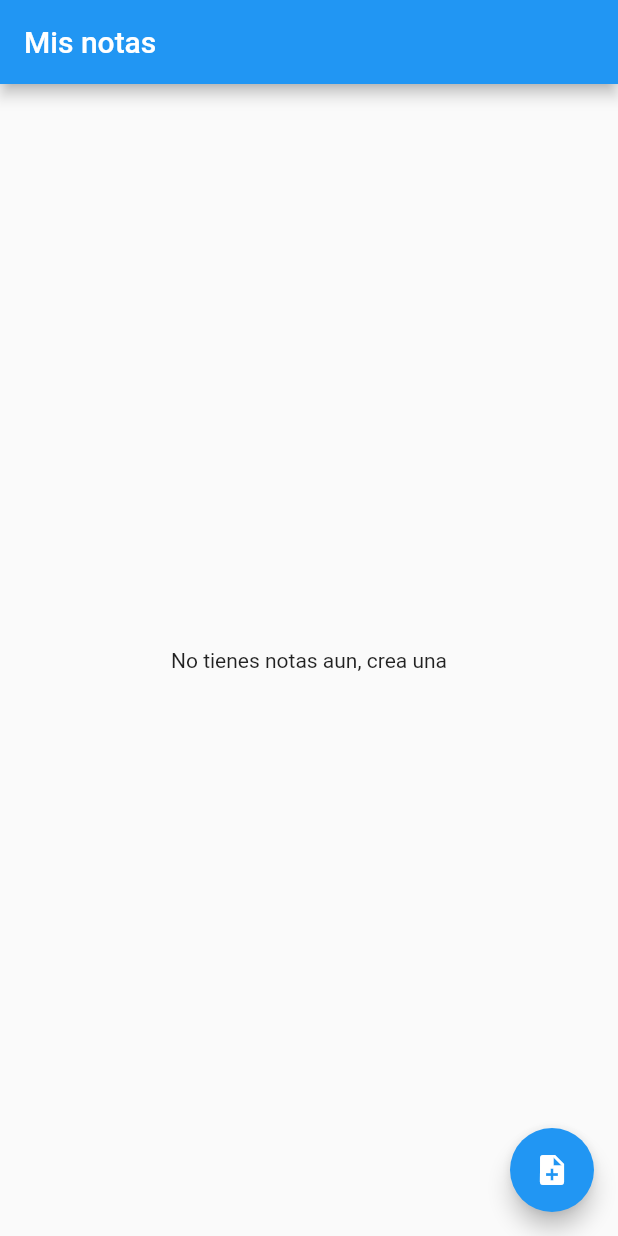
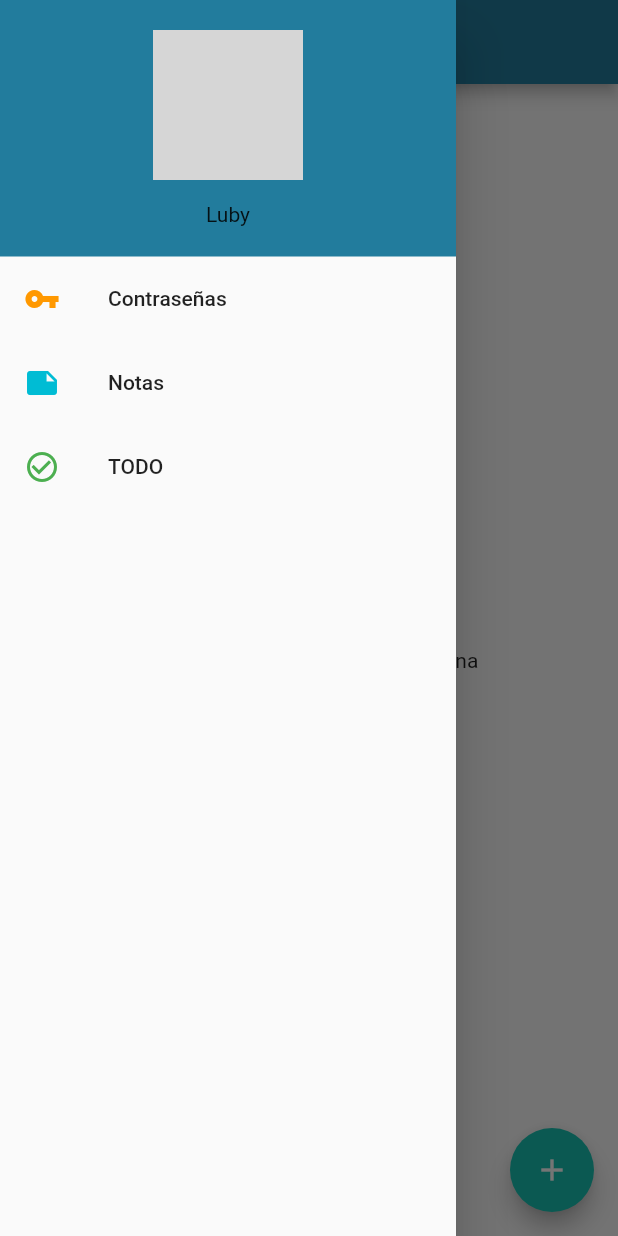
Before and after one commit to george2108/notes_app_flutter, a Flutter app: the screen it shows after launch, with the side drawer open (before the commit the screen has no drawer), on a phone screen of 412 x 824 dp. Run offline on Flutter 3.47's test engine with Material 2 defaults, Android fonts, the phone set to English and light mode, and no system bars; our stand-ins replace sqflite; missing offline and left inert: encrypt; accounts and stored records are empty; network calls fail; grey boxes are pictures that could not be loaded.

Commit message:
menu, notas, password encrypted

```diff
--- a/lib/db/database_provider.dart
+++ b/lib/db/database_provider.dart
@@ -1,4 +1,5 @@
 import 'package:notes_app/models/note_model.dart';
+import 'package:notes_app/models/password_model.dart';
 import 'package:path/path.dart';
 import 'package:sqflite/sqflite.dart';
 
@@ -6,6 +7,27 @@ class DatabaseProvider {
   DatabaseProvider._();
   static final DatabaseProvider db = DatabaseProvider._();
   static Database _database;
+
+  List<String> consultas = [
+    '''
+        CREATE TABLE notes(
+          id INTEGER PRIMARY KEY AUTOINCREMENT,
+          title TEXT,
+          body TEXT,
+          createdAt TIMESTAMP
+        )
+      ''',
+    '''
+        CREATE TABLE passwords(
+          id INTEGER PRIMARY KEY AUTOINCREMENT,
+          title TEXT NULL,
+          user TEXT NULL,
+          password TEXT,
+          description TEXT NULL,
+          createdAt TIMESTAMP
+        )
+      '''
+  ];
 
   Future<Database> get database async {
     if (_database != null) {
@@ -16,21 +38,15 @@ class DatabaseProvider {
   }
 
   initDB() async {
-    return await openDatabase(join(await getDatabasesPath(), "note_app.db"),
+    return await openDatabase(join(await getDatabasesPath(), "lubby.db"),
         onCreate: (db, version) async {
-      await db.execute(
-        '''
-        CREATE TABLE notes(
-          id INTEGER PRIMARY KEY AUTOINCREMENT,
-          title TEXT,
-          body TEXT,
-          createdAt TIMESTAMP
-        )
-      ''',
-      );
+      for (String sql in consultas) {
+        await db.execute(sql);
+      }
     }, version: 1);
   }
 
+  ///Notas
   addNewNote(NoteModel note) async {
     final db = await database;
     db.insert(
@@ -40,9 +56,9 @@ class DatabaseProvider {
     );
   }
 
-  Future<dynamic> getNotes() async {
+  Future<dynamic> getAllNotes() async {
     final db = await database;
-    final res = await db.query("notes");
+    final res = await db.query("notes", orderBy: "createdAt DESC");
     if (res.length == 0) return Null;
     final resultMap = res.toList();
     return resultMap.isNotEmpty ? resultMap : Null;
@@ -50,7 +66,37 @@ class DatabaseProvider {
 
   Future<int> deleteNote(int id) async {
     final db = await database;
-    int count = await db.rawDelete("DELETE FROM notes WHERE id = ?", [id]);
+    int count = await db.rawDelete(
+      "DELETE FROM notes WHERE id = ?",
+      [id],
+    );
+    return count;
+  }
+
+  /// passwords
+  Future<dynamic> getAllPasswords() async {
+    final db = await database;
+    final res = await db.query("passwords", orderBy: "createdAt DESC");
+    if (res.length == 0) return Null;
+    final resultMap = res.toList();
+    return resultMap.isNotEmpty ? resultMap : Null;
+  }
+
+  addNewPassword(PasswordModel pass) async {
+    final db = await database;
+    db.insert(
+      "passwords",
+      pass.toMap(),
+      conflictAlgorithm: ConflictAlgorithm.replace,
+    );
+  }
+
+  Future<int> deletePassword(int id) async {
+    final db = await database;
+    int count = await db.rawDelete(
+      "DELETE FROM passwords WHERE id = ?",
+      [id],
+    );
     return count;
   }
 }
--- a/lib/main.dart
+++ b/lib/main.dart
@@ -1,7 +1,10 @@
 import 'package:flutter/material.dart';
-import 'package:notes_app/pages/display_note.dart';
-import 'package:notes_app/pages/home_page.dart';
-import 'package:notes_app/pages/new_note.dart';
+import 'package:notes_app/pages/notes/display_note.dart';
+import 'package:notes_app/pages/notes/notes_page.dart';
+import 'package:notes_app/pages/notes/new_note.dart';
+import 'package:notes_app/pages/passwords/display_pass.dart';
+import 'package:notes_app/pages/passwords/new_password.dart';
+import 'package:notes_app/pages/passwords/passwords_page.dart';
 
 void main() => runApp(MyApp());
 
@@ -11,12 +14,24 @@ class MyApp extends StatelessWidget {
     return MaterialApp(
       debugShowCheckedModeBanner: false,
       title: 'Material App',
-      initialRoute: 'home',
+      initialRoute: 'passwords',
       routes: {
-        'home': (BuildContext context) => HomePage(),
+        // notas
+        'notes': (BuildContext context) => NotesPage(),
         'newNote': (BuildContext context) => NewNote(),
         'showNote': (BuildContext context) => ShowNote(),
+
+        // passwords
+        'passwords': (BuildContext context) => PasswordsPage(),
+        'newPassword': (BuildContext context) => NewPassword(),
+        'showPassword': (BuildContext context) => ShowPassword(),
       },
+      theme: ThemeData(
+        primaryColor: Color(0xFF227c9d),
+        floatingActionButtonTheme: FloatingActionButtonThemeData(
+          backgroundColor: Color(0xFF17C3B2),
+        ),
+      ),
     );
   }
 }
--- /dev/null
+++ b/lib/models/password_model.dart
@@ -0,0 +1,28 @@
+class PasswordModel {
+  int id;
+  String title;
+  String user;
+  String password;
+  String description;
+  DateTime createdAt;
+
+  PasswordModel({
+    this.id,
+    this.title,
+    this.user,
+    this.password,
+    this.description,
+    this.createdAt,
+  });
+
+  Map<String, dynamic> toMap() {
+    return ({
+      "id": this.id,
+      "title": this.title,
+      "user": this.user,
+      "password": this.password,
+      "description": this.description,
+      "createdAt": this.createdAt.toString(),
+    });
+  }
+}
--- a/lib/pages/new_note.dart
+++ b/lib/pages/notes/new_note.dart
@@ -41,7 +41,7 @@ class _NewNoteState extends State<NewNote> {
               addNote(note);
               Navigator.pushNamedAndRemoveUntil(
                 context,
-                'home',
+                'notes',
                 (route) => false,
               );
             },
--- /dev/null
+++ b/lib/pages/passwords/passwords_page.dart
@@ -0,0 +1,77 @@
+import 'package:flutter/material.dart';
+import 'package:notes_app/db/database_provider.dart';
+import 'package:notes_app/models/password_model.dart';
+import 'package:notes_app/widgets/menu_drawer.dart';
+
+class PasswordsPage extends StatelessWidget {
+  getPasswords() async {
+    final passwords = await DatabaseProvider.db.getAllPasswords();
+    return passwords;
+  }
+
+  @override
+  Widget build(BuildContext context) {
+    return Scaffold(
+      appBar: AppBar(
+        title: Text('Mis contraseñas'),
+      ),
+      drawer: Menu(),
+      body: FutureBuilder(
+        future: getPasswords(),
+        builder: (context, passwordsData) {
+          if (passwordsData.connectionState == ConnectionState.waiting) {
+            return Center(child: CircularProgressIndicator());
+          } else {
+            if (passwordsData.data == Null) {
+              return Center(
+                child: Text('No tienes contraseñas aun, crea una'),
+              );
+            } else {
+              return Padding(
+                padding: EdgeInsets.all(8.0),
+                child: ListView.builder(
+                  itemCount: passwordsData.data.length,
+                  itemBuilder: (context, index) {
+                    int id = passwordsData.data[index]['id'];
+                    String title = passwordsData.data[index]['title'];
+                    String user = passwordsData.data[index]['user'];
+                    String password = passwordsData.data[index]['password'];
+                    String description =
+                        passwordsData.data[index]['description'];
+                    String createdAt = passwordsData.data[index]['createdAt'];
+                    return Card(
+                      child: ListTile(
+                        title: Text(title),
+                        subtitle: Text(description),
+                        onTap: () {
+                          Navigator.pushNamed(
+                            context,
+                            'showPassword',
+                            arguments: PasswordModel(
+                              id: id,
+                              title: title,
+                              user: user,
+                              password: password,
+                              description: description,
+                              createdAt: DateTime.parse(createdAt),
+                            ),
+                          );
+                        },
+                      ),
+                    );
+                  },
+                ),
+              );
+            }
+          }
+        },
+      ),
+      floatingActionButton: FloatingActionButton(
+        child: Icon(Icons.add),
+        onPressed: () {
+          Navigator.pushNamed(context, 'newPassword');
+        },
+      ),
+    );
+  }
+}
--- /dev/null
+++ b/lib/widgets/menu_drawer.dart
@@ -0,0 +1,69 @@
+import 'package:flutter/material.dart';
+
+class Menu extends StatelessWidget {
+  @override
+  Widget build(BuildContext context) {
+    return Drawer(
+      child: ListView(
+        children: [
+          Header(),
+          ListTile(
+            title: Text('Contraseñas'),
+            leading: Icon(
+              Icons.vpn_key,
+              color: Colors.orange,
+            ),
+            onTap: () {
+              Navigator.of(context).pop();
+              Navigator.pushNamedAndRemoveUntil(
+                  context, 'passwords', (route) => false);
+            },
+          ),
+          ListTile(
+            title: Text('Notas'),
+            leading: Icon(
+              Icons.note,
+              color: Colors.cyan,
+            ),
+            onTap: () {
+              Navigator.of(context).pop();
+              Navigator.pushNamedAndRemoveUntil(
+                  context, 'notes', (route) => false);
+            },
+          ),
+          ListTile(
+            title: Text('TODO'),
+            leading: Icon(
+              Icons.check_circle_outline,
+              color: Colors.green,
+            ),
+            onTap: () {
+              Navigator.of(context).pop();
+            },
+          ),
+        ],
+      ),
+    );
+  }
+}
+
+class Header extends StatelessWidget {
+  @override
+  Widget build(BuildContext context) {
+    return Container(
+      color: Color(0xFF227c9d),
+      padding: EdgeInsets.symmetric(vertical: 20.0),
+      child: Column(
+        children: [
+          CircleAvatar(
+            backgroundImage: NetworkImage(
+                'https://pbs.twimg.com/profile_images/1018943227791982592/URnaMrya.jpg'),
+            radius: 50.0,
+          ),
+          SizedBox(height: 15.0),
+          Text('Luby')
+        ],
+      ),
+    );
+  }
+}
--- a/pubspec.yaml
+++ b/pubspec.yaml
@@ -30,6 +30,7 @@ dependencies:
   cupertino_icons: ^1.0.2
   sqflite: ^2.0.0+3
   path: ^1.8.0
+  encrypt: ^5.0.0
 
 dev_dependencies:
   flutter_test:
```
Also changed, not shown: lib/pages/notes/notes_page.dart (renamed from lib/pages/home_page.dart, +54 -20 lines), lib/pages/passwords/display_pass.dart (added, +68 -0 lines), lib/pages/passwords/new_password.dart (added, +131 -0 lines), lib/providers/password_provider.dart (added, +18 -0 lines), lib/pages/notes/display_note.dart (renamed from lib/pages/display_note.dart), pubspec.lock.
